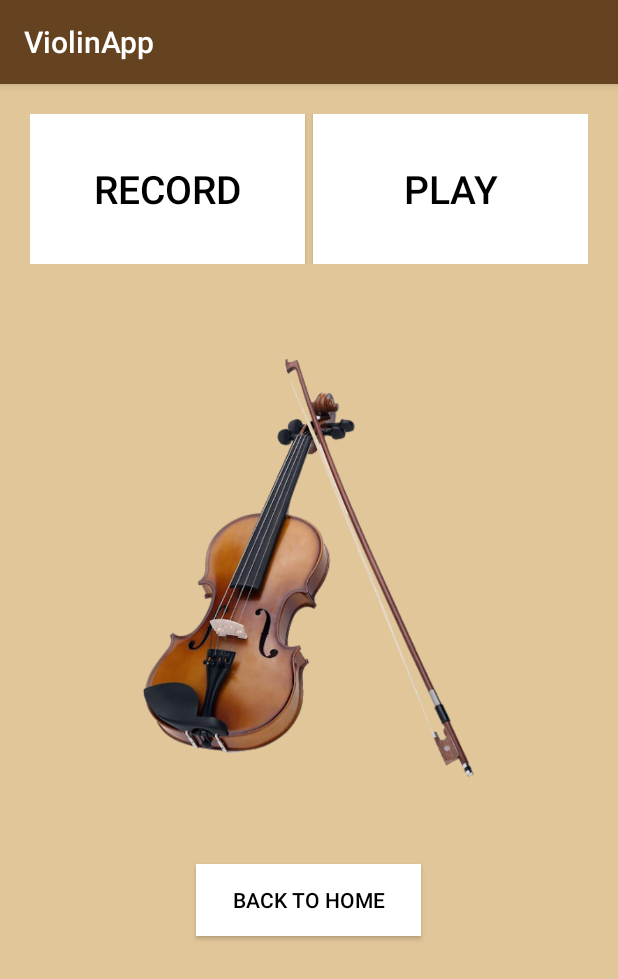
After one commit to andrewrama/ViolinApp, an Android app: the RecordingActivity screen opened directly, with no data from a screen before it, on a phone screen of 412 x 824 dp. The commit adds this screen. Shown: the top 979 px of the screen. Run offline under Robolectric (Android 15) with nearby library versions, the light colour scheme and no system bars.

Commit message:
Seventh Commit

```diff
--- a/app/src/main/AndroidManifest.xml
+++ b/app/src/main/AndroidManifest.xml
@@ -9,7 +9,8 @@
         android:roundIcon="@mipmap/ic_launcher_round"
         android:supportsRtl="true"
         android:theme="@style/AppTheme">
-        <activity android:name=".ExerciseActivity"></activity>
+        <activity android:name=".RecordingActivity"></activity>
+        <activity android:name=".ExerciseActivity" />
         <activity android:name=".PracticeLogActivity" />
         <activity android:name=".TunerActivity" />
         <activity android:name=".MainActivity">
@@ -21,4 +22,6 @@
         </activity>
     </application>
 
+    <uses-permission android:name="android.permission.RECORD_AUDIO" />
+
 </manifest>
--- a/app/src/main/java/andrewrama/honorsmobileapps/violinapp/MainActivity.java
+++ b/app/src/main/java/andrewrama/honorsmobileapps/violinapp/MainActivity.java
@@ -28,4 +28,8 @@ public class MainActivity extends AppCompatActivity {
         Intent i = new Intent(this, ExerciseActivity.class);
         startActivity(i);
     }
+    public void recording(View v){
+        Intent i = new Intent(this, RecordingActivity.class);
+        startActivity(i);
+    }
 }
--- /dev/null
+++ b/app/src/main/res/layout/activity_recording.xml
@@ -0,0 +1,61 @@
+<?xml version="1.0" encoding="utf-8"?>
+<LinearLayout xmlns:android="http://schemas.android.com/apk/res/android"
+    xmlns:app="http://schemas.android.com/apk/res-auto"
+    xmlns:tools="http://schemas.android.com/tools"
+    android:layout_width="match_parent"
+    android:layout_height="match_parent"
+    tools:context=".RecordingActivity"
+    android:orientation="vertical"
+    android:background="#E1C699">
+
+    <LinearLayout
+        android:layout_width="match_parent"
+        android:layout_height="wrap_content"
+        android:layout_marginEnd="20dp"
+        android:layout_marginStart="20dp"
+        android:paddingTop="20dp" >
+
+        <Button
+            android:layout_width="0dp"
+            android:layout_height="100dp"
+            android:text="Record"
+            android:textColor="#000000"
+            android:background="#FFFFFF"
+            android:id="@+id/recordbutton"
+            android:textSize="26sp"
+            android:layout_weight="1"
+            android:onClick="recordStop"/>
+        <TextView
+            android:layout_width="5dp"
+            android:layout_height="wrap_content" />
+
+        <Button
+            android:layout_width="0dp"
+            android:layout_height="100dp"
+            android:text="Play"
+            android:textColor="#000000"
+            android:background="#FFFFFF"
+            android:id="@+id/playbutton"
+            android:textSize="26sp"
+            android:layout_weight="1"
+            android:onClick="playStop"/>
+
+    </LinearLayout>
+    <ImageView
+        android:layout_width="300dp"
+        android:layout_height="400dp"
+        android:src="@drawable/violin2"
+        android:layout_gravity="center"/>
+
+    <Button
+        android:layout_width="150dp"
+        android:layout_height="wrap_content"
+        android:text="Back To Home"
+        android:layout_gravity="center"
+        android:layout_marginTop="0dp"
+        android:background="#FFFFFF"
+        android:textColor="#000000"
+        android:id="@+id/backtohome"
+        android:onClick="backToHome4"/>
+
+</LinearLayout>
```
Also changed, not shown: app/src/main/java/andrewrama/honorsmobileapps/violinapp/RecordingActivity.java (added, +173 -0 lines), app/src/main/res/layout/activity_main.xml (+13 -3 lines), app/src/main/res/drawable/violin.jpg (added), app/src/main/res/drawable/violin2.png (added).
